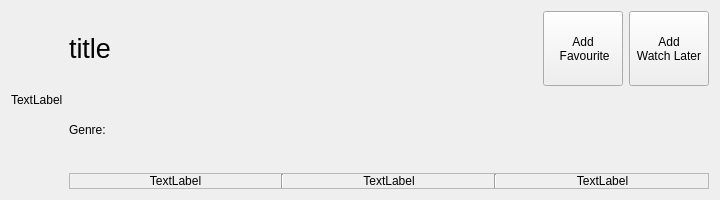
Above: ClipFlix/serie_scroll.ui from andralves717/IHC_Clipflix before the change. Below: the same form after it.
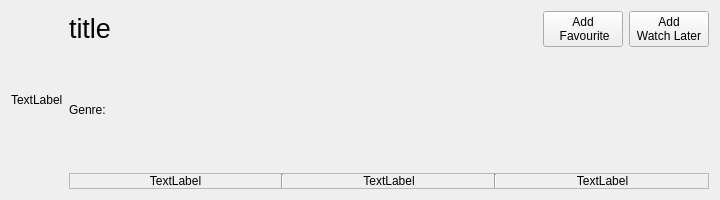
That is the form after the change.

The edit to the form file:
```diff
--- a/ClipFlix/serie_scroll.ui
+++ b/ClipFlix/serie_scroll.ui
@@ -64,7 +64,7 @@
          <item>
           <widget class="QPushButton" name="addFav">
            <property name="sizePolicy">
-            <sizepolicy hsizetype="Maximum" vsizetype="Minimum">
+            <sizepolicy hsizetype="Maximum" vsizetype="Maximum">
              <horstretch>0</horstretch>
              <verstretch>0</verstretch>
             </sizepolicy>
@@ -78,7 +78,7 @@
          <item>
           <widget class="QPushButton" name="addWL">
            <property name="sizePolicy">
-            <sizepolicy hsizetype="Maximum" vsizetype="Minimum">
+            <sizepolicy hsizetype="Maximum" vsizetype="Maximum">
              <horstretch>0</horstretch>
              <verstretch>0</verstretch>
             </sizepolicy>
```
